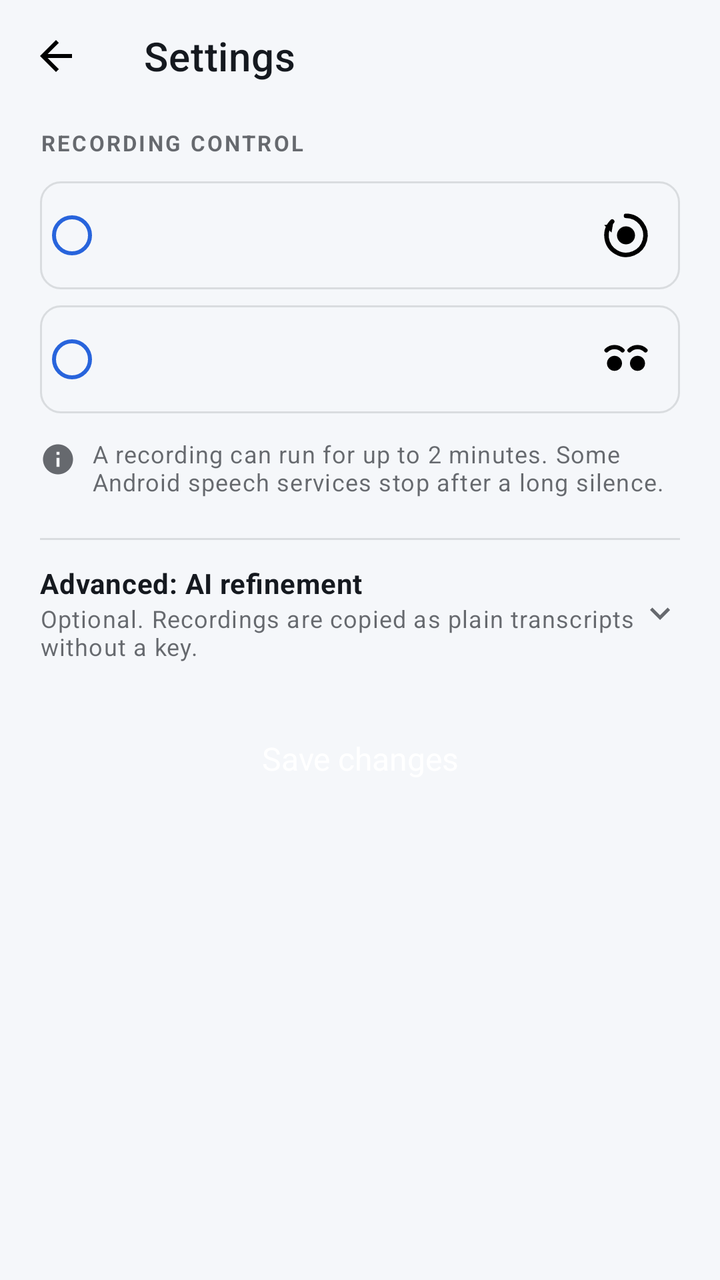
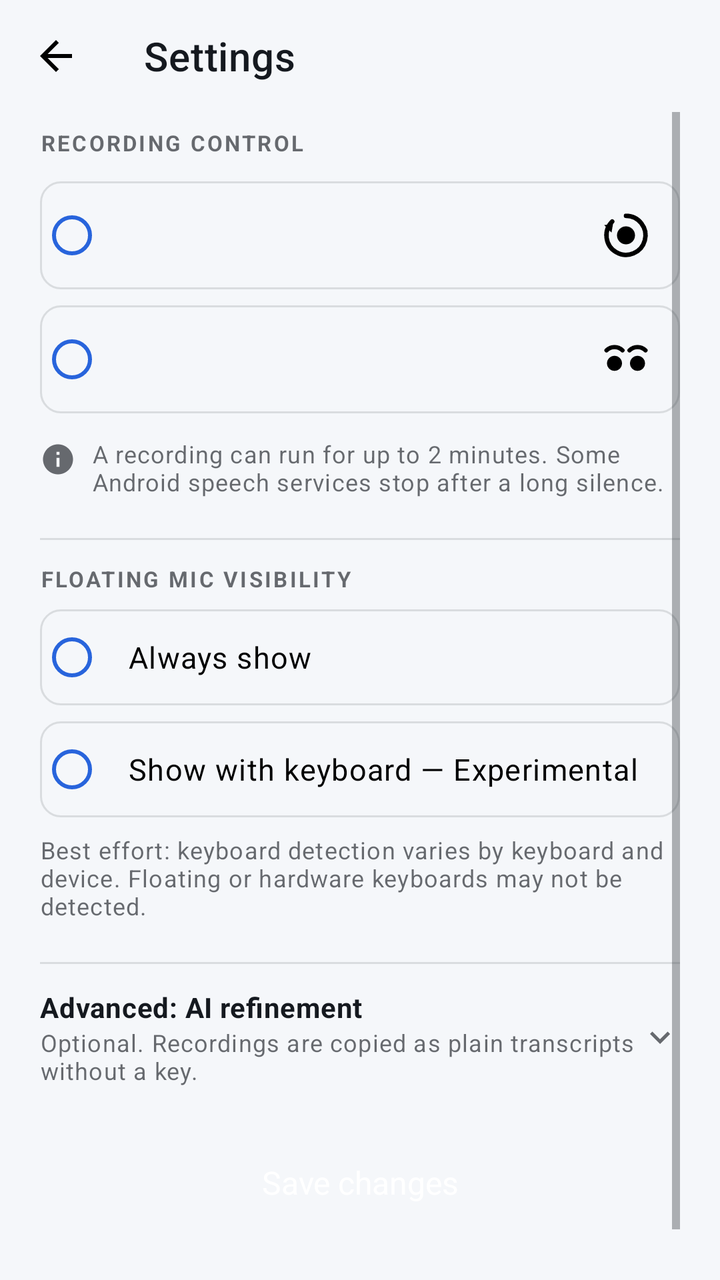

Two renders of the same Android screen: before a commit and after it. Below are the layout's source before the change and the commit's diff.
<!-- AndroidManifest.xml: application theme Theme.VoiceTyping -->
<!-- res/layout/activity_settings.xml -->
<?xml version="1.0" encoding="utf-8"?>
<LinearLayout xmlns:android="http://schemas.android.com/apk/res/android"
    xmlns:app="http://schemas.android.com/apk/res-auto"
    android:id="@+id/settings_root"
    android:layout_width="match_parent"
    android:layout_height="match_parent"
    android:orientation="vertical">

    <com.google.android.material.appbar.MaterialToolbar
        android:id="@+id/settings_toolbar"
        android:layout_width="match_parent"
        android:layout_height="wrap_content"
        android:background="@color/canvas"
        android:minHeight="?attr/actionBarSize"
        app:navigationContentDescription="@string/action_back"
        app:navigationIcon="@drawable/ic_arrow_back"
        app:title="@string/settings_title"
        app:titleCentered="false"
        app:titleTextColor="@color/ink" />

    <ScrollView
        android:id="@+id/settings_scroll"
        android:layout_width="match_parent"
        android:layout_height="0dp"
        android:layout_weight="1"
        android:clipToPadding="false"
        android:paddingStart="@dimen/gutter"
        android:paddingEnd="@dimen/gutter"
        android:paddingBottom="@dimen/space_6">

        <LinearLayout
            android:layout_width="match_parent"
            android:layout_height="wrap_content"
            android:orientation="vertical">

            <TextView
                style="@style/Widget.VoiceTyping.SectionLabel"
                android:layout_marginTop="@dimen/space_2"
                android:layout_marginBottom="@dimen/space_3"
                android:text="@string/settings_recording_label" />

            <RadioGroup
                android:id="@+id/mode_group"
                android:layout_width="match_parent"
                android:layout_height="wrap_content"
                android:orientation="vertical">

                <RadioButton
                    android:id="@+id/mode_hold"
                    android:layout_width="match_parent"
                    android:layout_height="wrap_content"
                    android:background="@drawable/bg_mode_option"
                    android:buttonTint="@color/signal_blue"
                    android:drawableEnd="@drawable/ic_gesture_hold"
                    android:drawablePadding="@dimen/space_3"
                    android:minHeight="@dimen/touch_min"
                    android:paddingStart="@dimen/space_3"
                    android:paddingTop="@dimen/space_3"
                    android:paddingEnd="@dimen/space_3"
                    android:paddingBottom="@dimen/space_3"
                    android:textAppearance="@style/TextAppearance.VoiceTyping.Body" />

                <RadioButton
                    android:id="@+id/mode_tap"
                    android:layout_width="match_parent"
                    android:layout_height="wrap_content"
                    android:layout_marginTop="@dimen/space_2"
                    android:background="@drawable/bg_mode_option"
                    android:buttonTint="@color/signal_blue"
                    android:drawableEnd="@drawable/ic_gesture_tap"
                    android:drawablePadding="@dimen/space_3"
                    android:minHeight="@dimen/touch_min"
                    android:paddingStart="@dimen/space_3"
                    android:paddingTop="@dimen/space_3"
                    android:paddingEnd="@dimen/space_3"
                    android:paddingBottom="@dimen/space_3"
                    android:textAppearance="@style/TextAppearance.VoiceTyping.Body" />
            </RadioGroup>

            <LinearLayout
                android:layout_width="match_parent"
                android:layout_height="wrap_content"
                android:layout_marginTop="@dimen/space_3"
                android:orientation="horizontal">

                <ImageView
                    android:layout_width="18dp"
                    android:layout_height="18dp"
                    android:layout_marginTop="2dp"
                    android:importantForAccessibility="no"
                    android:src="@drawable/ic_info"
                    app:tint="@color/ink_muted" />

                <TextView
                    android:layout_width="0dp"
                    android:layout_height="wrap_content"
                    android:layout_marginStart="@dimen/space_2"
                    android:layout_weight="1"
                    android:text="@string/recording_limit_note"
                    android:textAppearance="@style/TextAppearance.VoiceTyping.Caption" />
            </LinearLayout>

            <View
                android:layout_width="match_parent"
                android:layout_height="@dimen/hairline"
                android:layout_marginTop="@dimen/space_5"
                android:background="@color/hairline" />

            
            <LinearLayout
                android:id="@+id/advanced_row"
                style="@style/Widget.VoiceTyping.Row"
                android:layout_width="match_parent"
                android:layout_height="wrap_content"
                android:layout_marginTop="@dimen/space_3"
                android:baselineAligned="false"
                android:orientation="horizontal">

                <LinearLayout
                    android:layout_width="0dp"
                    android:layout_height="wrap_content"
                    android:layout_gravity="center_vertical"
                    android:layout_weight="1"
                    android:orientation="vertical">

                    <TextView
                        android:layout_width="wrap_content"
                        android:layout_height="wrap_content"
                        android:text="@string/advanced_title"
                        android:textAppearance="@style/TextAppearance.VoiceTyping.StatusValue" />

                    <TextView
                        android:layout_width="match_parent"
                        android:layout_height="wrap_content"
                        android:text="@string/advanced_subtitle"
                        android:textAppearance="@style/TextAppearance.VoiceTyping.Caption" />
                </LinearLayout>

                <ImageView
                    android:id="@+id/advanced_chevron"
                    android:layout_width="20dp"
                    android:layout_height="20dp"
                    android:layout_gravity="center_vertical"
                    android:importantForAccessibility="no"
                    android:src="@drawable/ic_chevron_down"
                    app:tint="@color/ink_muted" />
            </LinearLayout>

            <LinearLayout
                android:id="@+id/advanced_content"
                android:layout_width="match_parent"
                android:layout_height="wrap_content"
                android:orientation="vertical"
                android:paddingTop="@dimen/space_3"
                android:visibility="gone">

                <TextView
                    android:layout_width="wrap_content"
                    android:layout_height="wrap_content"
                    android:labelFor="@id/api_key_field"
                    android:text="@string/api_key_label"
                    android:textAppearance="@style/TextAppearance.VoiceTyping.SectionLabel" />

                <EditText
                    android:id="@+id/api_key_field"
                    style="@style/Widget.VoiceTyping.Field"
                    android:layout_width="match_parent"
                    android:layout_height="wrap_content"
                    android:layout_marginTop="@dimen/space_2"
                    android:hint="@string/api_key_hint"
                    android:importantForAutofill="no"
                    android:inputType="textPassword"
                    android:maxLines="1" />

                <LinearLayout
                    android:layout_width="match_parent"
                    android:layout_height="wrap_content"
                    android:gravity="end"
                    android:orientation="horizontal">

                    <Button
                        android:id="@+id/api_key_visibility"
                        style="@style/Widget.VoiceTyping.Button.Inline"
                        android:layout_width="wrap_content"
                        android:layout_height="wrap_content"
                        android:text="@string/action_show" />

                    <Button
                        android:id="@+id/api_key_clear"
                        style="@style/Widget.VoiceTyping.Button.Inline"
                        android:layout_width="wrap_content"
                        android:layout_height="wrap_content"
                        android:text="@string/action_clear" />
                </LinearLayout>

                <LinearLayout
                    android:layout_width="match_parent"
                    android:layout_height="wrap_content"
                    android:layout_marginTop="@dimen/space_1"
                    android:orientation="horizontal">

                    <ImageView
                        android:layout_width="16dp"
                        android:layout_height="16dp"
                        android:layout_marginTop="2dp"
                        android:importantForAccessibility="no"
                        android:src="@drawable/ic_warning"
                        app:tint="@color/warning_amber_text" />

                    <TextView
                        android:layout_width="0dp"
                        android:layout_height="wrap_content"
                        android:layout_marginStart="@dimen/space_2"
                        android:layout_weight="1"
                        android:text="@string/api_key_warning"
                        android:textAppearance="@style/TextAppearance.VoiceTyping.Caption"
                        android:textColor="@color/warning_amber_text" />
                </LinearLayout>

                <TextView
                    android:layout_width="wrap_content"
                    android:layout_height="wrap_content"
                    android:layout_marginTop="@dimen/space_4"
                    android:labelFor="@id/model_field"
                    android:text="@string/model_label"
                    android:textAppearance="@style/TextAppearance.VoiceTyping.SectionLabel" />

                <EditText
                    android:id="@+id/model_field"
                    style="@style/Widget.VoiceTyping.Field"
                    android:layout_width="match_parent"
                    android:layout_height="wrap_content"
                    android:layout_marginTop="@dimen/space_2"
                    android:importantForAutofill="no"
                    android:inputType="text"
                    android:maxLines="1" />
            </LinearLayout>

            <Button
                android:id="@+id/save_action"
                style="@style/Widget.VoiceTyping.Button.Primary"
                android:layout_width="match_parent"
                android:layout_height="wrap_content"
                android:layout_marginTop="@dimen/space_6"
                android:text="@string/action_save" />

            <LinearLayout
                android:id="@+id/save_status"
                android:layout_width="match_parent"
                android:layout_height="wrap_content"
                android:layout_marginTop="@dimen/space_2"
                android:gravity="center_horizontal"
                android:orientation="horizontal"
                android:visibility="invisible">

                <ImageView
                    android:id="@+id/save_status_icon"
                    android:layout_width="18dp"
                    android:layout_height="18dp"
                    android:layout_gravity="center_vertical"
                    android:importantForAccessibility="no"
                    android:src="@drawable/ic_check"
                    app:tint="@color/success_mint" />

                <TextView
                    android:id="@+id/save_status_text"
                    android:layout_width="wrap_content"
                    android:layout_height="wrap_content"
                    android:layout_gravity="center_vertical"
                    android:layout_marginStart="@dimen/space_2"
                    android:text="@string/save_success"
                    android:textAppearance="@style/TextAppearance.VoiceTyping.Caption"
                    android:textColor="@color/success_mint" />
            </LinearLayout>
        </LinearLayout>
    </ScrollView>
</LinearLayout>
<!-- resources referenced by this layout -->
<resources>
  <color name="canvas">#F5F7FA</color>
  <color name="hairline">#1F15191F</color>
  <color name="ink">#15191F</color>
  <color name="ink_muted">#A315191F</color>
  <color name="signal_blue">#2864DC</color>
  <color name="success_mint">#2A9D72</color>
  <color name="warning_amber_text">#8A5700</color>
  <dimen name="gutter">20dp</dimen>
  <dimen name="hairline">1dp</dimen>
  <dimen name="space_1">4dp</dimen>
  <dimen name="space_2">8dp</dimen>
  <dimen name="space_3">12dp</dimen>
  <dimen name="space_4">16dp</dimen>
  <dimen name="space_5">20dp</dimen>
  <dimen name="space_6">24dp</dimen>
  <dimen name="touch_min">48dp</dimen>
  <string name="action_back">Back</string>
  <string name="action_clear">Clear</string>
  <string name="action_save">Save changes</string>
  <string name="action_show">Show</string>
  <string name="advanced_subtitle">Optional. Recordings are copied as plain transcripts without a key.</string>
  <string name="advanced_title">Advanced: AI refinement</string>
  <string name="api_key_hint">Optional API key</string>
  <string name="api_key_label">API key</string>
  <string name="api_key_warning">Stored encrypted on this device. For production, use a server-managed key.</string>
  <string name="model_label">Model</string>
  <string name="recording_limit_note">A recording can run for up to 2 minutes. Some Android speech services stop after a long silence.</string>
  <string name="save_success">Saved</string>
  <string name="settings_recording_label">Recording control</string>
  <string name="settings_title">Settings</string>
  <style name="TextAppearance.VoiceTyping.Body" parent="TextAppearance.MaterialComponents.Body1">
          <item name="android:textSize">15sp</item>
          <item name="android:textColor">@color/ink</item>
          <item name="android:lineSpacingExtra">3sp</item>
      </style>
  <style name="TextAppearance.VoiceTyping.Caption" parent="TextAppearance.MaterialComponents.Caption">
          <item name="android:textSize">12sp</item>
          <item name="android:textColor">@color/ink_muted</item>
          <item name="android:lineSpacingExtra">2sp</item>
      </style>
  <style name="TextAppearance.VoiceTyping.StatusValue" parent="TextAppearance.MaterialComponents.Body2">
          <item name="android:textSize">14sp</item>
          <item name="android:textStyle">bold</item>
          <item name="android:textColor">@color/ink</item>
      </style>
  <style name="Widget.VoiceTyping.Row" parent="">
          <item name="android:background">@drawable/bg_row_selectable</item>
          <item name="android:minHeight">@dimen/touch_min</item>
          <item name="android:gravity">center_vertical</item>
          <item name="android:focusable">true</item>
          <item name="android:clickable">true</item>
      </style>
  <style name="Widget.VoiceTyping.SectionLabel" parent="">
          <item name="android:textAppearance">@style/TextAppearance.VoiceTyping.SectionLabel</item>
          <item name="android:layout_width">match_parent</item>
          <item name="android:layout_height">wrap_content</item>
      </style>
  <color name="signal_blue_wash">#142864DC</color>
  <dimen name="radius_field">10dp</dimen>
  <color name="on_accent">#FFFFFF</color>
  <color name="recording_coral">#E75555</color>
  <color name="surface_raised">#FFFFFF</color>
  <!-- unchanged entries left out for length: 17 -->
</resources>

<!-- the commit's change to res/layout/activity_settings.xml (unified diff, before → after) -->
@@ -106,6 +106,55 @@
                 android:layout_marginTop="@dimen/space_5"
                 android:background="@color/hairline" />
 
+            <TextView
+                style="@style/Widget.VoiceTyping.SectionLabel"
+                android:layout_marginTop="@dimen/space_3"
+                android:layout_marginBottom="@dimen/space_2"
+                android:text="@string/bubble_visibility_label" />
+
+            <RadioGroup
+                android:id="@+id/bubble_visibility_group"
+                android:layout_width="match_parent"
+                android:layout_height="wrap_content"
+                android:orientation="vertical">
+
+                <RadioButton
+                    android:id="@+id/bubble_visibility_always"
+                    android:layout_width="match_parent"
+                    android:layout_height="wrap_content"
+                    android:background="@drawable/bg_mode_option"
+                    android:buttonTint="@color/signal_blue"
+                    android:minHeight="@dimen/touch_min"
+                    android:padding="@dimen/space_3"
+                    android:text="@string/bubble_visibility_always"
+                    android:textAppearance="@style/TextAppearance.VoiceTyping.Body" />
+
+                <RadioButton
+                    android:id="@+id/bubble_visibility_keyboard"
+                    android:layout_width="match_parent"
+                    android:layout_height="wrap_content"
+                    android:layout_marginTop="@dimen/space_2"
+                    android:background="@drawable/bg_mode_option"
+                    android:buttonTint="@color/signal_blue"
+                    android:minHeight="@dimen/touch_min"
+                    android:padding="@dimen/space_3"
+                    android:text="@string/bubble_visibility_keyboard"
+                    android:textAppearance="@style/TextAppearance.VoiceTyping.Body" />
+            </RadioGroup>
+
+            <TextView
+                android:layout_width="match_parent"
+                android:layout_height="wrap_content"
+                android:layout_marginTop="@dimen/space_2"
+                android:text="@string/bubble_visibility_note"
+                android:textAppearance="@style/TextAppearance.VoiceTyping.Caption" />
+
+            <View
+                android:layout_width="match_parent"
+                android:layout_height="@dimen/hairline"
+                android:layout_marginTop="@dimen/space_5"
+                android:background="@color/hairline" />
+
             
             <LinearLayout
                 android:id="@+id/advanced_row"
<!-- resource entries referenced after the edit -->
@@ -25,6 +25,10 @@
   <string name="api_key_hint">Optional API key</string>
   <string name="api_key_label">API key</string>
   <string name="api_key_warning">Stored encrypted on this device. For production, use a server-managed key.</string>
+  <string name="bubble_visibility_always">Always show</string>
+  <string name="bubble_visibility_keyboard">Show with keyboard — Experimental</string>
+  <string name="bubble_visibility_label">Floating mic visibility</string>
+  <string name="bubble_visibility_note">Best effort: keyboard detection varies by keyboard and device. Floating or hardware keyboards may not be detected.</string>
   <string name="model_label">Model</string>
   <string name="recording_limit_note">A recording can run for up to 2 minutes. Some Android speech services stop after a long silence.</string>
   <string name="save_success">Saved</string>
